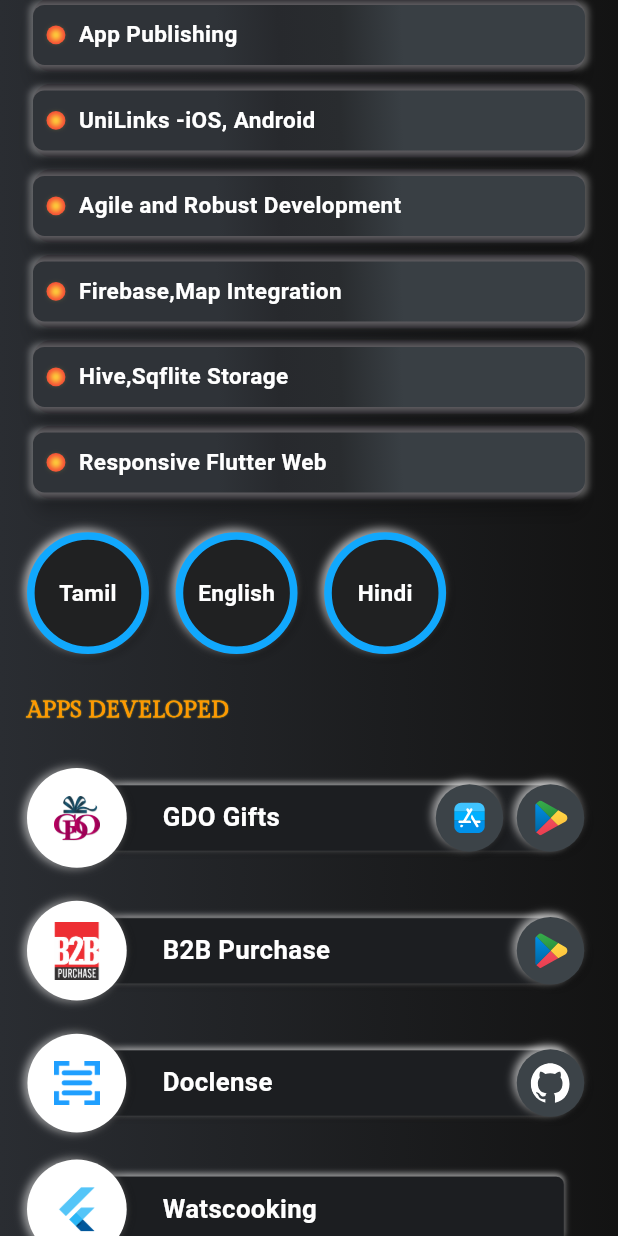
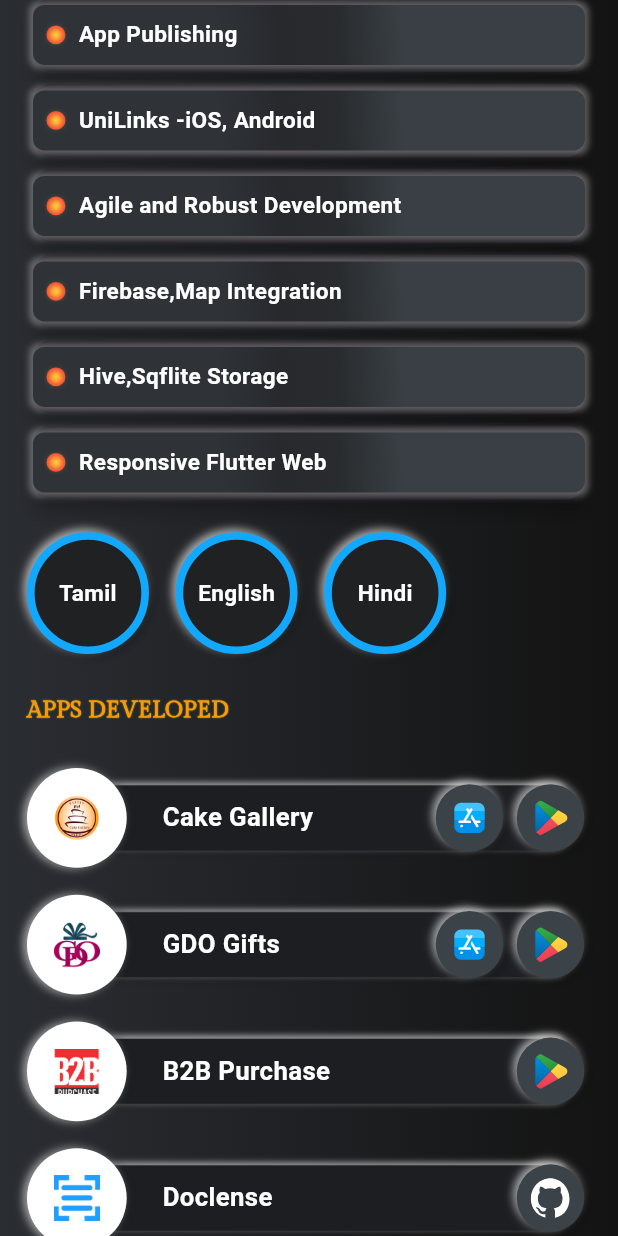
Before and after one commit to jinosh05/Neumorphic-CV, a Flutter app: the screen it shows after launch, scrolled down 1728 dp, on a phone screen of 412 x 824 dp. Run offline on Flutter 3.47's test engine with Material 2 defaults, Android fonts, the light colour scheme and no system bars; drawn by our look-alikes of flutter_neumorphic; our stand-ins replace flutter_svg, url_strategy.

Commit message:
Added :  CakeGallery App info

```diff
--- a/lib/constants/assets.dart
+++ b/lib/constants/assets.dart
@@ -31,6 +31,8 @@ class Assets {
 
   static const String gdo = "${_iconBase}gdo.png";
 
+  static const String cg = "${_iconBase}cg.png";
+
   static const String playstore = "${_iconBase}google-play-store.svg";
 
   static const String phone = "${_iconBase}phone.svg";
--- a/lib/env.dart
+++ b/lib/env.dart
@@ -139,6 +139,22 @@ Tamil Nadu, India
 
   static const List<Map> appsInfo = [
     {
+      'img': Assets.cg,
+      'name': "Cake Gallery",
+      'links': [
+        {
+          'icon': Assets.appstore,
+          'url':
+              "https://apps.apple.com/us/app/cake-gallery-cakes-gifts-etc/id6446891633",
+        },
+        {
+          'icon': Assets.playstore,
+          'url':
+              "https://play.google.com/store/apps/details?id=com.clt.cakegallery",
+        },
+      ]
+    },
+    {
       'img': Assets.gdo,
       'name': "GDO Gifts",
       'links': [
--- a/lib/widgets/app_info_widget.dart
+++ b/lib/widgets/app_info_widget.dart
@@ -63,6 +63,7 @@ class AppInfoWidget extends StatelessWidget {
               child: AppImage(
                 data['img'],
                 width: AppDimensions.normalize(12),
+                height: AppDimensions.normalize(12),
               ),
             ),
           ),
```
Also changed, not shown: assets/icons/cg.png (added).
